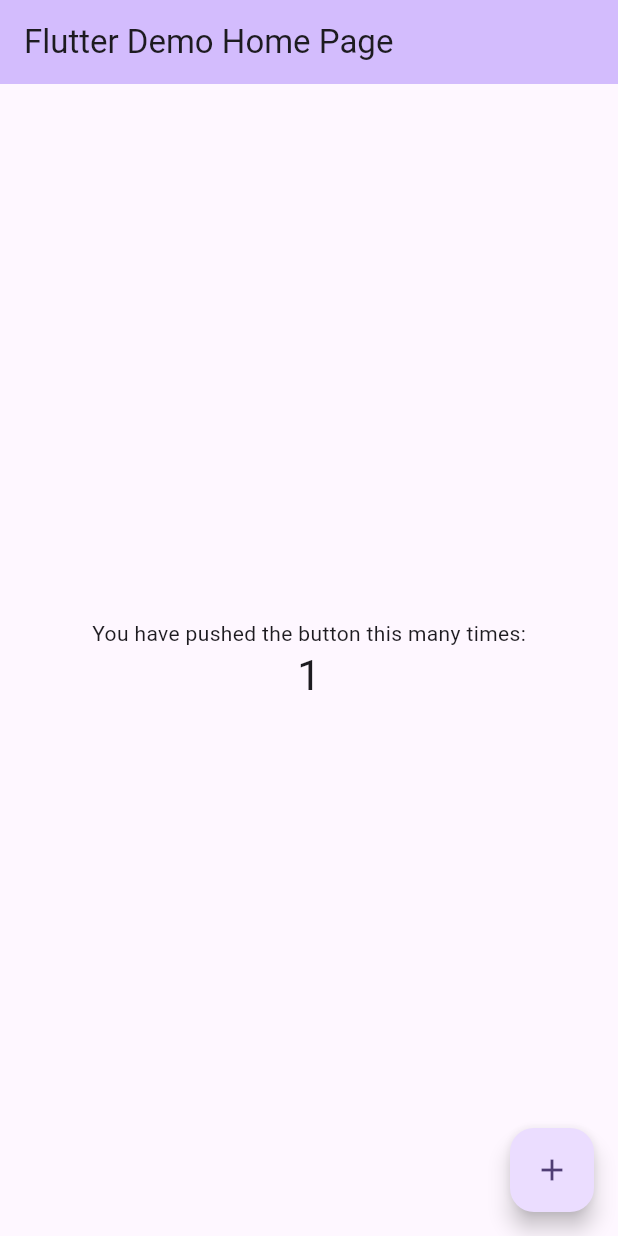
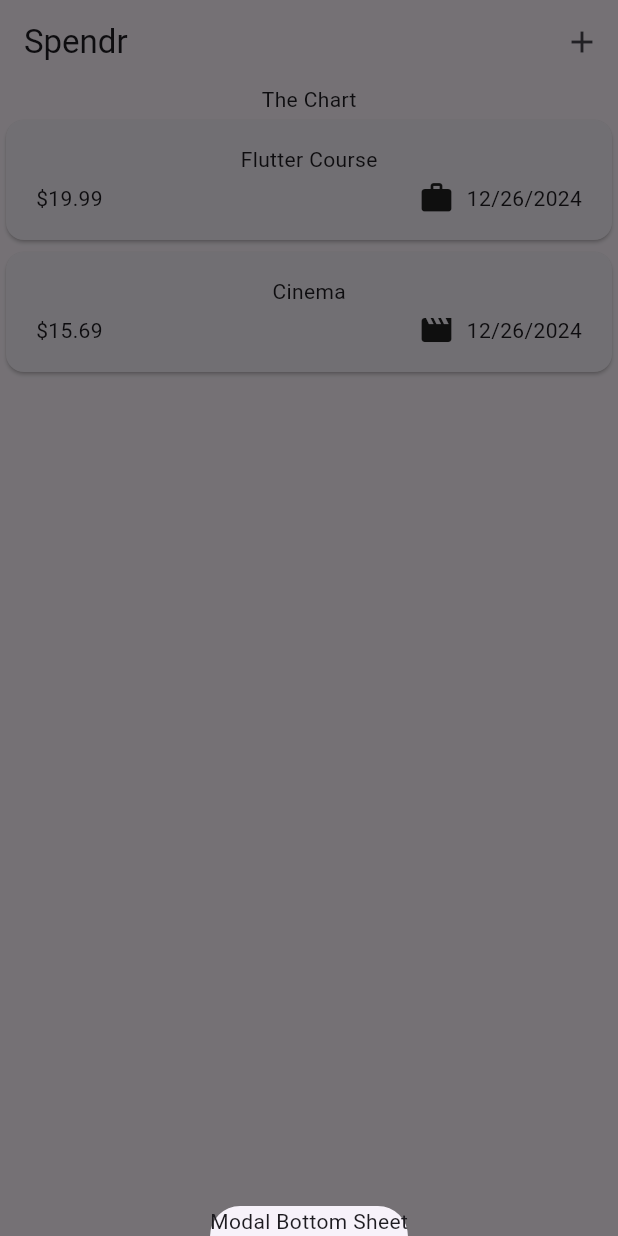
Before and after one commit to s2sharpit/spendr, a Flutter app: the screen it shows after launch, after a tap on the "add" icon, on a phone screen of 412 x 824 dp. Run offline on Flutter 3.47's test engine with Material 3 defaults, Android fonts, the phone set to English and light mode, and no system bars.

Commit message:
chore: regular commit

```diff
--- a/lib/main.dart
+++ b/lib/main.dart
@@ -1,125 +1,11 @@
 import 'package:flutter/material.dart';
 
+import 'package:spendr/widgets/expenses.dart';
+
 void main() {
-  runApp(const MyApp());
+  runApp(
+    const MaterialApp(
+      home: Expenses(),
+    ),
+  );
 }
-
-class MyApp extends StatelessWidget {
-  const MyApp({super.key});
-
-  // This widget is the root of your application.
-  @override
-  Widget build(BuildContext context) {
-    return MaterialApp(
-      title: 'Flutter Demo',
-      theme: ThemeData(
-        // This is the theme of your application.
-        //
-        // TRY THIS: Try running your application with "flutter run". You'll see
-        // the application has a purple toolbar. Then, without quitting the app,
-        // try changing the seedColor in the colorScheme below to Colors.green
-        // and then invoke "hot reload" (save your changes or press the "hot
-        // reload" button in a Flutter-supported IDE, or press "r" if you used
-        // the command line to start the app).
-        //
-        // Notice that the counter didn't reset back to zero; the application
-        // state is not lost during the reload. To reset the state, use hot
-        // restart instead.
-        //
-        // This works for code too, not just values: Most code changes can be
-        // tested with just a hot reload.
-        colorScheme: ColorScheme.fromSeed(seedColor: Colors.deepPurple),
-        useMaterial3: true,
-      ),
-      home: const MyHomePage(title: 'Flutter Demo Home Page'),
-    );
-  }
-}
-
-class MyHomePage extends StatefulWidget {
-  const MyHomePage({super.key, required this.title});
-
-  // This widget is the home page of your application. It is stateful, meaning
-  // that it has a State object (defined below) that contains fields that affect
-  // how it looks.
-
-  // This class is the configuration for the state. It holds the values (in this
-  // case the title) provided by the parent (in this case the App widget) and
-  // used by the build method of the State. Fields in a Widget subclass are
-  // always marked "final".
-
-  final String title;
-
-  @override
-  State<MyHomePage> createState() => _MyHomePageState();
-}
-
-class _MyHomePageState extends State<MyHomePage> {
-  int _counter = 0;
-
-  void _incrementCounter() {
-    setState(() {
-      // This call to setState tells the Flutter framework that something has
-      // changed in this State, which causes it to rerun the build method below
-      // so that the display can reflect the updated values. If we changed
-      // _counter without calling setState(), then the build method would not be
-      // called again, and so nothing would appear to happen.
-      _counter++;
-    });
-  }
-
-  @override
-  Widget build(BuildContext context) {
-    // This method is rerun every time setState is called, for instance as done
-    // by the _incrementCounter method above.
-    //
-    // The Flutter framework has been optimized to make rerunning build methods
-    // fast, so that you can just rebuild anything that needs updating rather
-    // than having to individually change instances of widgets.
-    return Scaffold(
-      appBar: AppBar(
-        // TRY THIS: Try changing the color here to a specific color (to
-        // Colors.amber, perhaps?) and trigger a hot reload to see the AppBar
-        // change color while the other colors stay the same.
-        backgroundColor: Theme.of(context).colorScheme.inversePrimary,
-        // Here we take the value from the MyHomePage object that was created by
-        // the App.build method, and use it to set our appbar title.
-        title: Text(widget.title),
-      ),
-      body: Center(
-        // Center is a layout widget. It takes a single child and positions it
-        // in the middle of the parent.
-        child: Column(
-          // Column is also a layout widget. It takes a list of children and
-          // arranges them vertically. By default, it sizes itself to fit its
-          // children horizontally, and tries to be as tall as its parent.
-          //
-          // Column has various properties to control how it sizes itself and
-          // how it positions its children. Here we use mainAxisAlignment to
-          // center the children vertically; the main axis here is the vertical
-          // axis because Columns are vertical (the cross axis would be
-          // horizontal).
-          //
-          // TRY THIS: Invoke "debug painting" (choose the "Toggle Debug Paint"
-          // action in the IDE, or press "p" in the console), to see the
-          // wireframe for each widget.
-          mainAxisAlignment: MainAxisAlignment.center,
-          children: <Widget>[
-            const Text(
-              'You have pushed the button this many times:',
-            ),
-            Text(
-              '$_counter',
-              style: Theme.of(context).textTheme.headlineMedium,
-            ),
-          ],
-        ),
-      ),
-      floatingActionButton: FloatingActionButton(
-        onPressed: _incrementCounter,
-        tooltip: 'Increment',
-        child: const Icon(Icons.add),
-      ), // This trailing comma makes auto-formatting nicer for build methods.
-    );
-  }
-}
--- /dev/null
+++ b/lib/models/expense.dart
@@ -0,0 +1,35 @@
+import 'package:flutter/material.dart';
+import 'package:intl/intl.dart';
+import 'package:uuid/uuid.dart';
+
+final formatter = DateFormat.yMd();
+
+const uuid = Uuid();
+
+enum Category { food, travel, leisure, work }
+
+const categoryIcons = {
+  Category.food: Icons.lunch_dining,
+  Category.travel: Icons.flight_takeoff,
+  Category.leisure: Icons.movie,
+  Category.work: Icons.work,
+};
+
+class Expense {
+  Expense({
+    required this.title,
+    required this.amount,
+    required this.date,
+    required this.category,
+  }) : id = uuid.v4();
+
+  final String id;
+  final String title;
+  final double amount;
+  final DateTime date;
+  final Category category;
+
+  String get formattedDate {
+    return formatter.format(date);
+  }
+}
--- /dev/null
+++ b/lib/widgets/expenses.dart
@@ -0,0 +1,57 @@
+import 'package:flutter/material.dart';
+import 'package:spendr/widgets/expenses_list/expenses_list.dart';
+import 'package:spendr/models/expense.dart';
+
+class Expenses extends StatefulWidget {
+  const Expenses({super.key});
+
+  @override
+  State<Expenses> createState() {
+    return _ExpensesState();
+  }
+}
+
+class _ExpensesState extends State<Expenses> {
+  final List<Expense> _registeredExpenses = [
+    Expense(
+      title: 'Flutter Course',
+      amount: 19.99,
+      date: DateTime.now(),
+      category: Category.work,
+    ),
+    Expense(
+      title: 'Cinema',
+      amount: 15.69,
+      date: DateTime.now(),
+      category: Category.leisure,
+    ),
+  ];
+
+  void _openAddExpenseOverlay() {
+    showModalBottomSheet(context: context, builder: (ctx) => Text('Modal Bottom Sheet'));
+  }
+
+  @override
+  Widget build(context) {
+    return Scaffold(
+      appBar: AppBar(
+        title: const Text('Spendr'),
+        // backgroundColor: Colors.yellow,
+        actions: [
+          IconButton(
+            onPressed: _openAddExpenseOverlay,
+            icon: const Icon(Icons.add),
+          ),
+        ],
+      ),
+      body: Column(
+        children: [
+          const Text("The Chart"),
+          Expanded(
+            child: ExpensesList(expenses: _registeredExpenses),
+          ),
+        ],
+      ),
+    );
+  }
+}
--- /dev/null
+++ b/lib/widgets/expenses_list/expense_item.dart
@@ -0,0 +1,37 @@
+import 'package:flutter/material.dart';
+import 'package:spendr/models/expense.dart';
+
+class ExpenseItem extends StatelessWidget {
+  const ExpenseItem(this.expense, {super.key});
+
+  final Expense expense;
+
+  @override
+  Widget build(BuildContext context) {
+    return Card(
+      child: Padding(
+        padding: const EdgeInsets.symmetric(
+          horizontal: 20,
+          vertical: 16,
+        ),
+        child: Column(
+          children: [
+            Text(expense.title),
+            const SizedBox(height: 4),
+            Row(
+              children: [
+                Text('\$${expense.amount.toStringAsFixed(2)}'),
+                const Spacer(),
+                Row(children: [
+                  Icon(categoryIcons[expense.category]),
+                  const SizedBox(width: 8),
+                  Text(expense.formattedDate),
+                ],),
+              ],
+            ),
+          ],
+        ),
+      ),
+    );
+  }
+}
--- /dev/null
+++ b/lib/widgets/expenses_list/expenses_list.dart
@@ -0,0 +1,17 @@
+import 'package:flutter/material.dart';
+import 'package:spendr/models/expense.dart';
+import 'package:spendr/widgets/expenses_list/expense_item.dart';
+
+class ExpensesList extends StatelessWidget {
+  const ExpensesList({super.key, required this.expenses});
+
+  final List<Expense> expenses;
+
+  @override
+  Widget build(BuildContext context) {
+    return ListView.builder(
+      itemCount: expenses.length,
+      itemBuilder: (ctx, index) => ExpenseItem(expenses[index]),
+    );
+  }
+}
--- a/pubspec.yaml
+++ b/pubspec.yaml
@@ -35,6 +35,8 @@
   # The following adds the Cupertino Icons font to your application.
   # Use with the CupertinoIcons class for iOS style icons.
   cupertino_icons: ^1.0.8
+  uuid: ^4.5.1
+  intl: ^0.19.0
 
 dev_dependencies:
   flutter_test:
```
Also changed, not shown: pubspec.lock, 1 other file.
